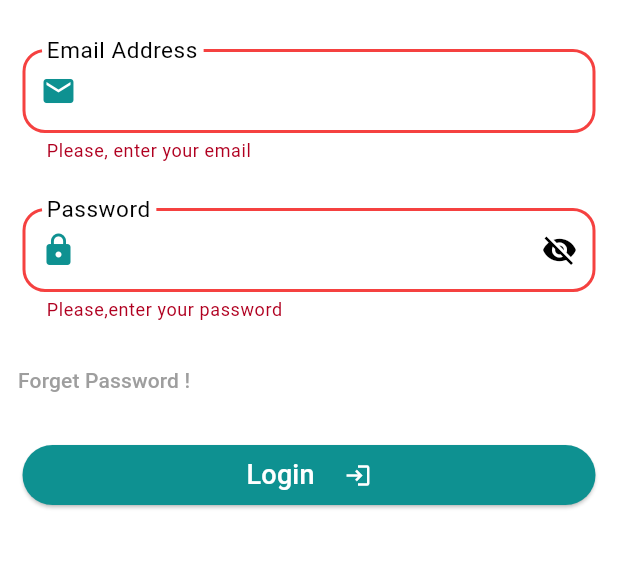
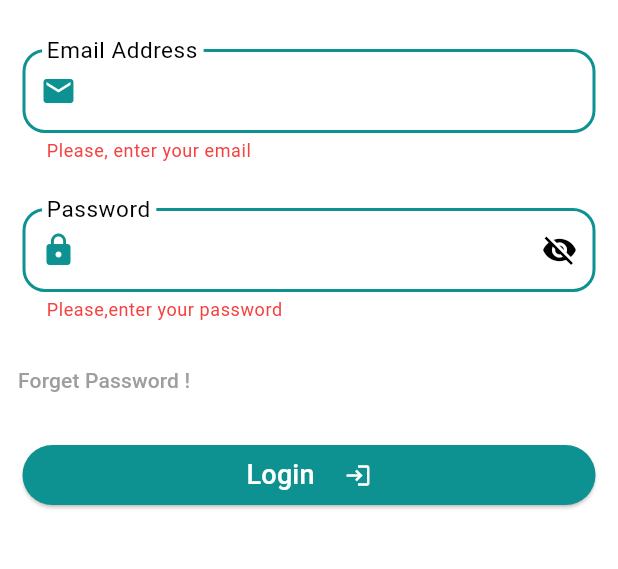
Before and after one commit to OmarAmeer96/Time-Pulse, a Flutter app: the screen it shows after launch, after a tap on "Login", on a phone screen of 412 x 824 dp, the part 542-1111 px from its top. Run offline on Flutter 3.47's test engine with Material 3 defaults, Android fonts, the light colour scheme and no system bars; our stand-ins replace bloc, cloud_firestore, firebase_auth, firebase_core, flutter_bloc, flutter_screenutil and 2 more; accounts and stored records are empty; statements that could not run were skipped.

Commit message:
Refactor theme usage to utilize Theme.of(context) for consistent styling across widgets

```diff
--- a/lib/core/theme.dart
+++ b/lib/core/theme.dart
@@ -3,11 +3,11 @@ import 'package:flutter/material.dart';
 class MyTheme {
   static Color primaryColor = Color.fromARGB(255, 14, 145, 145);
   static Color redColor = Color(0xffF54140);
-  static Color blackColor =Color(0xff3D3C3C);
-  static Color greyColor =Color(0xff575656);
+  static Color blackColor = Color(0xff3D3C3C);
+  static Color greyColor = Color(0xff575656);
 
   static ThemeData lightMode = ThemeData(
-      colorScheme: ColorScheme.light(primary: primaryColor),
+      colorScheme: ColorScheme.light(primary: primaryColor, error: redColor),
       buttonTheme: ButtonThemeData(textTheme: ButtonTextTheme.primary),
       canvasColor: Colors.white,
       floatingActionButtonTheme: FloatingActionButtonThemeData(
@@ -49,7 +49,7 @@ class MyTheme {
       ),
       bottomNavigationBarTheme: BottomNavigationBarThemeData(
         backgroundColor: greyColor,
-        elevation :10,
+        elevation: 10,
         type: BottomNavigationBarType.fixed,
         selectedItemColor: Color(0xff0E9190),
         selectedLabelStyle: TextStyle(
@@ -70,6 +70,5 @@ class MyTheme {
         ),
         showUnselectedLabels: true,
         showSelectedLabels: true,
-      )
-  );
+      ));
 }
--- a/lib/core/widgets/custom_button.dart
+++ b/lib/core/widgets/custom_button.dart
@@ -1,5 +1,4 @@
 import 'package:flutter/material.dart';
-import 'package:time_pulse/core/theme.dart';
 
 class CustomButton extends StatelessWidget {
   final String text;
@@ -18,7 +17,7 @@ class CustomButton extends StatelessWidget {
       padding: const EdgeInsets.all(15),
       child: ElevatedButton(
         style: ElevatedButton.styleFrom(
-          backgroundColor: MyTheme.primaryColor,
+          backgroundColor: Theme.of(context).colorScheme.primary,
         ),
         onPressed: onPressed,
         child: Row(
--- a/lib/core/widgets/custom_text_form_field.dart
+++ b/lib/core/widgets/custom_text_form_field.dart
@@ -1,6 +1,5 @@
 import 'package:flutter/material.dart';
 import 'package:flutter_bloc/flutter_bloc.dart';
-import 'package:time_pulse/core/theme.dart';
 import 'package:time_pulse/features/settings/cubit/theme_cubit/theme_cubit.dart';
 
 typedef Validator = String? Function(String?)?;
@@ -31,7 +30,7 @@ class CustomTextFormField extends StatelessWidget {
 
   @override
   Widget build(BuildContext context) {
-    var theme= context.read<ThemeCubit>();
+    var theme = context.read<ThemeCubit>();
     return Padding(
       padding: EdgeInsets.all(15),
       child: TextFormField(
@@ -48,25 +47,32 @@ class CustomTextFormField extends StatelessWidget {
                   ? BoxConstraints(maxWidth: 60, minHeight: 140)
                   : null,
               labelText: label,
-              labelStyle: TextStyle(color:theme.darkMode?Colors.black54:Colors.black , fontSize: 20 ),
+              labelStyle: TextStyle(
+                  color: theme.darkMode ? Colors.black54 : Colors.black,
+                  fontSize: 20),
               prefixIcon: prefixIcon,
-              prefixIconColor: MyTheme.primaryColor,
+              prefixIconColor: Theme.of(context).colorScheme.primary,
               suffixIcon: suffixIcon,
-              suffixIconColor: theme.darkMode?Colors.white:Colors.black,
+              suffixIconColor: theme.darkMode ? Colors.white : Colors.black,
               enabledBorder: OutlineInputBorder(
                   borderRadius: BorderRadius.circular(15),
-                  borderSide:
-                      BorderSide(width: 1.5, color: MyTheme.primaryColor)),
+                  borderSide: BorderSide(
+                      width: 1.5,
+                      color: Theme.of(context).colorScheme.primary)),
               errorBorder: OutlineInputBorder(
                   borderRadius: BorderRadius.circular(15),
-                  borderSide: BorderSide(width: 2, color: MyTheme.redColor)),
+                  borderSide: BorderSide(
+                      width: 2, color: Theme.of(context).colorScheme.primary)),
               focusedBorder: OutlineInputBorder(
                   borderRadius: BorderRadius.circular(15),
-                  borderSide:
-                      BorderSide(width: 1.5, color: MyTheme.primaryColor)),
+                  borderSide: BorderSide(
+                      width: 1.5,
+                      color: Theme.of(context).colorScheme.primary)),
               focusedErrorBorder: OutlineInputBorder(
                   borderRadius: BorderRadius.circular(15),
-                  borderSide: BorderSide(width: 2, color: MyTheme.redColor)))),
+                  borderSide: BorderSide(
+                      width: 2,
+                      color: Theme.of(context).colorScheme.primary)))),
     );
   }
 }
--- a/lib/core/widgets/global_loading_dialog.dart
+++ b/lib/core/widgets/global_loading_dialog.dart
@@ -1,5 +1,4 @@
 import 'package:flutter/material.dart';
-import 'package:time_pulse/core/theme.dart';
 
 class GlobalDialog {
   static showLoadingDialog(context) {
@@ -9,9 +8,7 @@ class GlobalDialog {
         return AlertDialog(
           content: Row(
             children: [
-              CircularProgressIndicator(
-                color: MyTheme.primaryColor,
-              ),
+              CircularProgressIndicator(),
               SizedBox(width: 15),
               Text("Loading")
             ],
--- a/lib/features/admin/widgets/create_employee_view.dart
+++ b/lib/features/admin/widgets/create_employee_view.dart
@@ -1,7 +1,6 @@
 import 'package:flutter/material.dart';
 import 'package:flutter_bloc/flutter_bloc.dart';
 import 'package:fluttertoast/fluttertoast.dart';
-import 'package:time_pulse/core/theme.dart';
 import 'package:time_pulse/core/widgets/custom_text_form_field.dart';
 import 'package:time_pulse/data/extensions/extensions.dart';
 import 'package:time_pulse/features/admin/cubit/admin_cubit/admin_cubit.dart';
@@ -40,7 +39,7 @@ class _CreateEmployeeState extends State<CreateEmployee> {
                     style: TextStyle(
                       fontSize: 18,
                       fontWeight: FontWeight.bold,
-                      color: MyTheme.primaryColor,
+                      color: Theme.of(context).colorScheme.primary,
                     ),
                   ),
                   CustomTextFormField(
--- a/lib/features/admin/widgets/custom_button.dart
+++ b/lib/features/admin/widgets/custom_button.dart
@@ -1,5 +1,4 @@
 import 'package:flutter/material.dart';
-import 'package:time_pulse/core/theme.dart';
 import 'package:time_pulse/generated/l10n.dart';
 
 class CustomButton extends StatelessWidget {
@@ -14,7 +13,7 @@ class CustomButton extends StatelessWidget {
         height: 50,
         width: MediaQuery.sizeOf(context).width,
         decoration: BoxDecoration(
-          color: MyTheme.primaryColor,
+          color: Theme.of(context).colorScheme.primary,
           borderRadius: BorderRadius.circular(10),
         ),
         child: Center(
--- a/lib/features/admin/widgets/custom_text_field.dart
+++ b/lib/features/admin/widgets/custom_text_field.dart
@@ -23,16 +23,16 @@ class CustomTextField extends StatelessWidget {
       padding: const EdgeInsets.symmetric(horizontal: 10.0),
       child: TextField(
         controller: controller,
-        cursorColor: MyTheme.primaryColor,
+        cursorColor: Theme.of(context).colorScheme.primary,
         onChanged: onChanged,
         onSubmitted: onSubmitted,
         decoration: InputDecoration(
           suffixIcon: IconButton(
-            icon: Icon(icon, color: MyTheme.primaryColor),
+            icon: Icon(icon, color: Theme.of(context).colorScheme.primary),
             onPressed: () => onSubmitted?.call(controller.text),
           ),
           hintText: hintText,
-          hintStyle: TextStyle(color: MyTheme.primaryColor),
+          hintStyle: TextStyle(color: Theme.of(context).colorScheme.primary),
           border: buildBorder(),
           enabledBorder: buildBorder(),
           focusedBorder: buildBorder(),
--- a/lib/features/admin/widgets/custom_vacation_button.dart
+++ b/lib/features/admin/widgets/custom_vacation_button.dart
@@ -1,5 +1,4 @@
 import 'package:flutter/material.dart';
-import 'package:time_pulse/core/theme.dart';
 import 'package:time_pulse/generated/l10n.dart';
 
 class CustomVacationButton extends StatelessWidget {
@@ -22,7 +21,9 @@ class CustomVacationButton extends StatelessWidget {
         height: 40,
         width: 100,
         decoration: BoxDecoration(
-          color: isAccept ? MyTheme.primaryColor : MyTheme.redColor,
+          color: isAccept
+              ? Theme.of(context).colorScheme.primary
+              : Theme.of(context).colorScheme.error,
           borderRadius: BorderRadius.circular(10),
         ),
         child: Center(
--- a/lib/features/auth/widgets/custom_container.dart
+++ b/lib/features/auth/widgets/custom_container.dart
@@ -1,6 +1,5 @@
 import 'package:flutter/material.dart';
 import 'package:flutter_bloc/flutter_bloc.dart';
-import 'package:time_pulse/core/theme.dart';
 import 'package:time_pulse/features/settings/cubit/theme_cubit/theme_cubit.dart';
 
 class CustomContainer extends StatelessWidget {
@@ -28,10 +27,15 @@ class CustomContainer extends StatelessWidget {
           child: Text(
             text,
             style: TextStyle(
-                color: (containerColor == MyTheme.primaryColor)
+                color: (containerColor == Theme.of(context).colorScheme.primary)
                     ? Colors.white
-                    : context.read<ThemeCubit>().darkMode?Colors.white70:Colors.black,
-                fontSize: (containerColor == MyTheme.primaryColor)?19:17),
+                    : context.read<ThemeCubit>().darkMode
+                        ? Colors.white70
+                        : Colors.black,
+                fontSize:
+                    (containerColor == Theme.of(context).colorScheme.primary)
+                        ? 19
+                        : 17),
           ),
         ),
       ),
--- a/lib/features/profile/widgets/logout_button.dart
+++ b/lib/features/profile/widgets/logout_button.dart
@@ -1,5 +1,4 @@
 import 'package:flutter/material.dart';
-import 'package:time_pulse/core/theme.dart';
 import 'package:time_pulse/generated/l10n.dart';
 
 Widget buildLogoutButton(
@@ -17,7 +16,7 @@ Widget buildLogoutButton(
         ),
       ),
       style: ElevatedButton.styleFrom(
-        backgroundColor: MyTheme.primaryColor,
+        backgroundColor: Theme.of(context).colorScheme.primary,
         padding: const EdgeInsets.symmetric(vertical: 16),
         shape: RoundedRectangleBorder(
           borderRadius: BorderRadius.circular(12),
--- a/lib/features/profile/widgets/profile_header.dart
+++ b/lib/features/profile/widgets/profile_header.dart
@@ -1,5 +1,4 @@
 import 'package:flutter/material.dart';
-import 'package:time_pulse/core/theme.dart';
 import 'package:time_pulse/generated/l10n.dart';
 
 Widget buildProfileHeader(
@@ -14,7 +13,7 @@ Widget buildProfileHeader(
         decoration: BoxDecoration(
           shape: BoxShape.circle,
           border: Border.all(
-            color: MyTheme.primaryColor,
+            color: Theme.of(context).colorScheme.primary,
             width: 3,
           ),
         ),
--- a/lib/features/user/cubit/user_cubit.dart
+++ b/lib/features/user/cubit/user_cubit.dart
@@ -49,8 +49,8 @@ class UserCubit extends Cubit<UserState> {
   checkInAndOut() async {
     emit(UserLocationLoading(employeeName: employeeName));
     await determinePosition();
-    double companyLatitude = 30.0444;
-    double companyLongitude = 31.2357;
+    double companyLatitude = employeeLatitude;
+    double companyLongitude = employeeLongitude;
     double distance = Geolocator.distanceBetween(
         employeeLatitude, employeeLongitude, companyLatitude, companyLongitude);
     emit(UserLocationLoaded(employeeName: employeeName));
```
Also changed, not shown: lib/core/widgets/global_appbar.dart (+3 -4 lines), lib/core/widgets/global_data_show.dart (+6 -5 lines), lib/features/admin/views/admin_home_view.dart (+4 -6 lines), lib/features/admin/widgets/custom_list_tile.dart (+4 -4 lines), lib/features/auth/login/login_view.dart (+4 -3 lines), lib/features/settings/settings_view.dart (+20 -16 lines), lib/features/user/user_view.dart (+19 -13 lines), 4 other files. Lines whose indentation alone changed are shown as unchanged.
